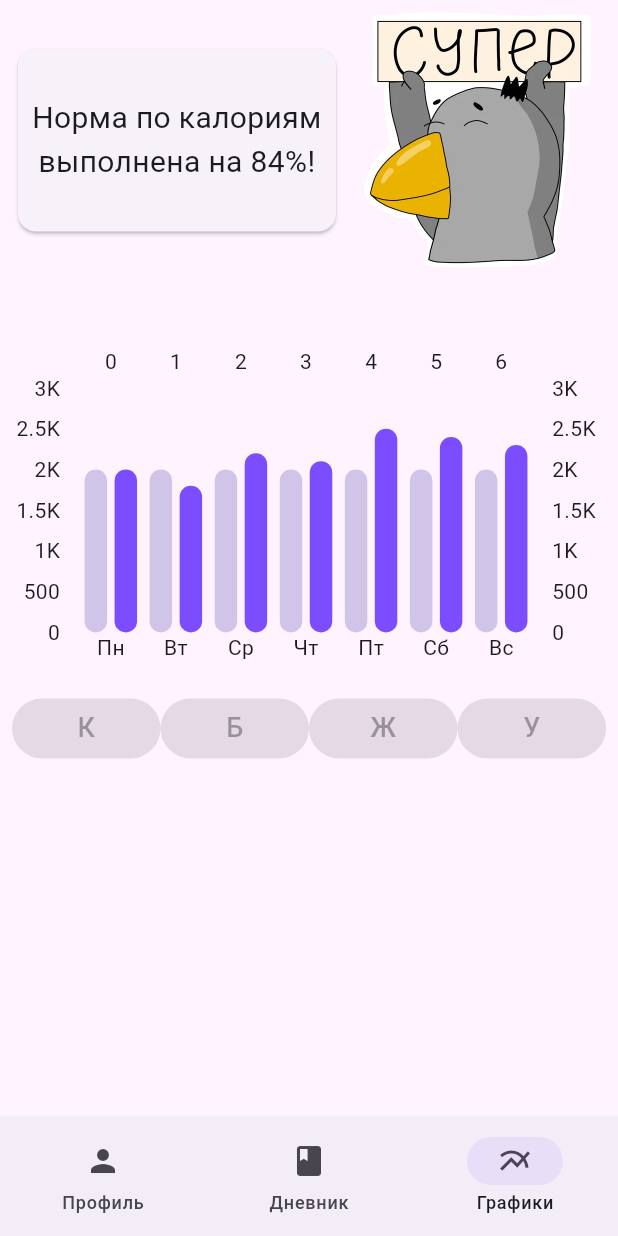
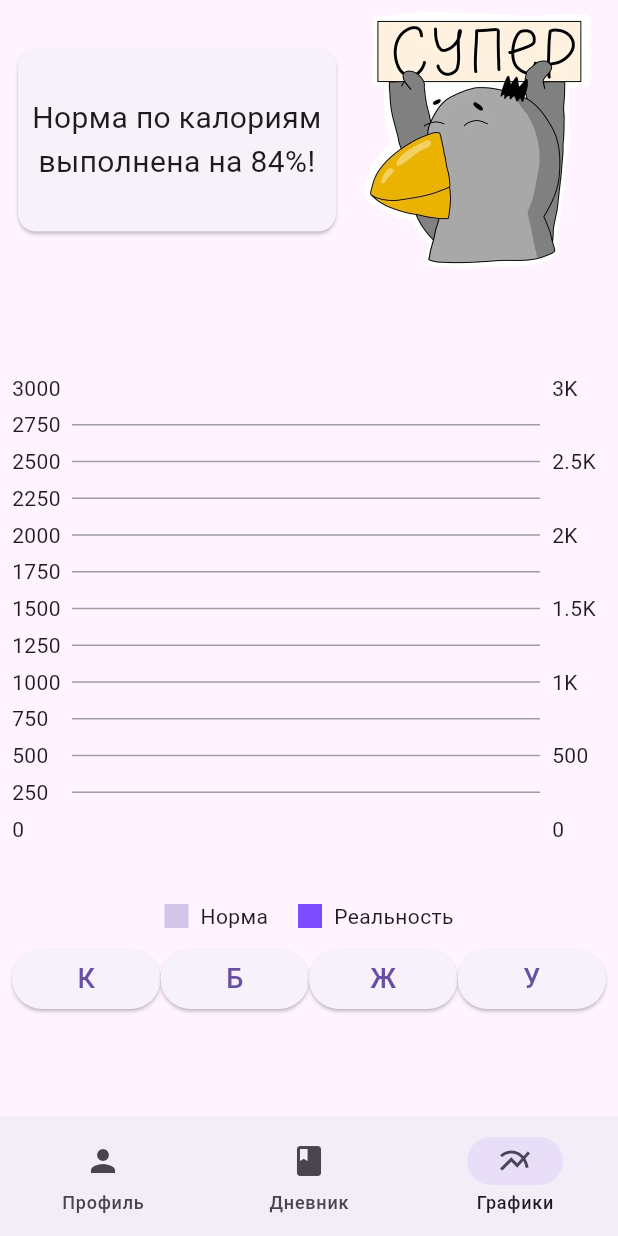
Before and after one commit to SERDCEED24/healthy_eating_diary, a Flutter app: the ScaffoldWithPanel screen opened directly, item 3 of the bottom bar chosen, on a phone screen of 412 x 824 dp. Run offline on Flutter 3.47's test engine with Material 3 defaults, Android fonts, the light colour scheme and no system bars; drawn by our look-alikes of fl_chart; our stand-ins replace shared_preferences; accounts and stored records are empty.

Commit message:
Corrected charts.

```diff
--- a/lib/screens/charts_screen.dart
+++ b/lib/screens/charts_screen.dart
@@ -1,6 +1,8 @@
 import 'package:flutter/material.dart';
+import 'package:healthy_eating_diary/main.dart';
 import 'package:healthy_eating_diary/screens/diary_screen.dart';
 import 'package:fl_chart/fl_chart.dart';
+import 'package:provider/provider.dart';
 
 //import 'package:provider/provider.dart';
 //import 'package:healthy_eating_diary/main.dart';
@@ -36,9 +38,10 @@ class Charts extends StatelessWidget {
 
   @override
   Widget build(BuildContext context) {
+    var appState = context.watch<MainAppState>();
     return Column(
       children: [
-        OneChart(),
+        OneChart(real: appState.chartPointsReal, norm: appState.chartPointsNorm, substanceIndex: appState.chartSubstanceIndex,),
         const ChartsButtons(),
       ],
     );
@@ -46,39 +49,87 @@ class Charts extends StatelessWidget {
 }
 
 class OneChart extends StatelessWidget {
-  final List<double> realCalories = [2000, 1800, 2200, 2100, 2500, 2400, 2300];
-  final List<double> normCalories = [2000, 2000, 2000, 2000, 2000, 2000, 2000];
+  final List<double> real;
+  final List<double> norm;
+  final int substanceIndex;
+
+  const OneChart({super.key, required this.real, required this.norm, required this.substanceIndex});
 
   @override
   Widget build(BuildContext context) {
-    return AspectRatio(
+    double maxYValue = 3000;
+    switch (substanceIndex) {
+      case 1:
+        maxYValue = maxYValue * 0.075;
+        break;
+      case 2:
+        maxYValue = maxYValue * 0.03;
+        break;
+      case 3:
+        maxYValue = maxYValue * 0.1;
+        break;
+    }
+    double stepSize = maxYValue / 12;  // Step size for grid lines and labels
+
+    return SizedBox(
+      height: 400,
+      child: Column(
+        children: [
+          Expanded(
+            child: AspectRatio(
               aspectRatio: 1.7,
               child: BarChart(
                 BarChartData(
                   alignment: BarChartAlignment.spaceEvenly,
-          maxY: 3000,
+                  maxY: maxYValue,
                   minY: 0,
                   barGroups: _createBarGroups(),
-          titlesData: _buildTitlesData(),
+                  titlesData: _buildTitlesData(stepSize),
                   borderData: FlBorderData(show: false),
-          gridData: const FlGridData(show: false),
+                  gridData: FlGridData(
+                    show: true,
+                    drawVerticalLine: false,  // No vertical lines
+                    drawHorizontalLine: true,  // Only horizontal lines
+                    horizontalInterval: stepSize,
+                    getDrawingHorizontalLine: (value) {
+                      return const FlLine(
+                        color: Colors.grey,
+                        strokeWidth: 1,
+                      );
+                    },
                   ),
+                ),
+              ),
+            ),
+          ),
+          Padding(
+            padding: const EdgeInsets.all(8.0),
+            child: Row(
+              mainAxisAlignment: MainAxisAlignment.center,
+              children: [
+                _buildLegendItem(Colors.deepPurple[100], 'Норма'),
+                const SizedBox(width: 20),
+                _buildLegendItem(Colors.deepPurpleAccent, 'Реальность'),
+              ],
+            ),
+          ),
+        ],
       ),
     );
   }
 
   List<BarChartGroupData> _createBarGroups() {
-    return List.generate(realCalories.length, (index) {
+    return List.generate(real.length, (index) {
       return BarChartGroupData(
         x: index,
         barRods: [
           BarChartRodData(
-            toY: normCalories[index],
+            toY: norm[index],
             color: Colors.deepPurple[100],
             width: 15,
           ),
           BarChartRodData(
-            toY: realCalories[index],
+            toY: real[index],
             color: Colors.deepPurpleAccent,
             width: 15,
           ),
@@ -88,7 +139,7 @@ class OneChart extends StatelessWidget {
     });
   }
 
-  FlTitlesData _buildTitlesData() {
+  FlTitlesData _buildTitlesData(double stepSize) {
     return FlTitlesData(
       bottomTitles: AxisTitles(
         sideTitles: SideTitles(
@@ -116,12 +167,30 @@ class OneChart extends StatelessWidget {
           reservedSize: 40,
         ),
       ),
-      leftTitles: const AxisTitles(
+      leftTitles: AxisTitles(
         sideTitles: SideTitles(
           showTitles: true,
           reservedSize: 40,
+          interval: stepSize,
+          getTitlesWidget: (value, meta) {
+            return Text(value.toStringAsFixed(0));
+          },
         ),
       ),
+    );
+  }
+
+  Widget _buildLegendItem(Color? color, String text) {
+    return Row(
+      children: [
+        Container(
+          width: 16,
+          height: 16,
+          color: color,
+        ),
+        const SizedBox(width: 8),
+        Text(text),
+      ],
     );
   }
 }
@@ -133,13 +202,14 @@ class ChartsButtons extends StatelessWidget {
 
   @override
   Widget build(BuildContext context) {
-    return const Row(
+    var appState = context.watch<MainAppState>();
+    return Row(
           mainAxisAlignment: MainAxisAlignment.spaceBetween,
           children: [
             Expanded(
               child: ElevatedButton(
-                onPressed: null,
-                child: Text(
+                onPressed: () => {appState.changeChartValues(0)},
+                child: const Text(
                   'К',
                   style: TextStyle(fontSize: 18),
                   textAlign: TextAlign.center,
@@ -148,8 +218,8 @@ class ChartsButtons extends StatelessWidget {
             ),
             Expanded(
               child: ElevatedButton(
-                onPressed: null,
-                child: Text(
+                onPressed: () => {appState.changeChartValues(1)},
+                child: const Text(
                   'Б',
                   style: TextStyle(fontSize: 18),
                   textAlign: TextAlign.center,
@@ -158,8 +228,8 @@ class ChartsButtons extends StatelessWidget {
             ),
             Expanded(
               child: ElevatedButton(
-                onPressed: null,
-                child: Text(
+                onPressed: () => {appState.changeChartValues(2)},
+                child: const Text(
                   'Ж',
                   style: TextStyle(fontSize: 18),
                   textAlign: TextAlign.center,
@@ -168,8 +238,8 @@ class ChartsButtons extends StatelessWidget {
             ),
             Expanded(
               child: ElevatedButton(
-                onPressed: null,
-                child: Text(
+                onPressed: () => {appState.changeChartValues(3)},
+                child: const Text(
                   'У',
                   style: TextStyle(fontSize: 18),
                   textAlign: TextAlign.center,
```
Also changed, not shown: lib/main.dart (+49 -0 lines). Lines whose indentation alone changed are shown as unchanged.
